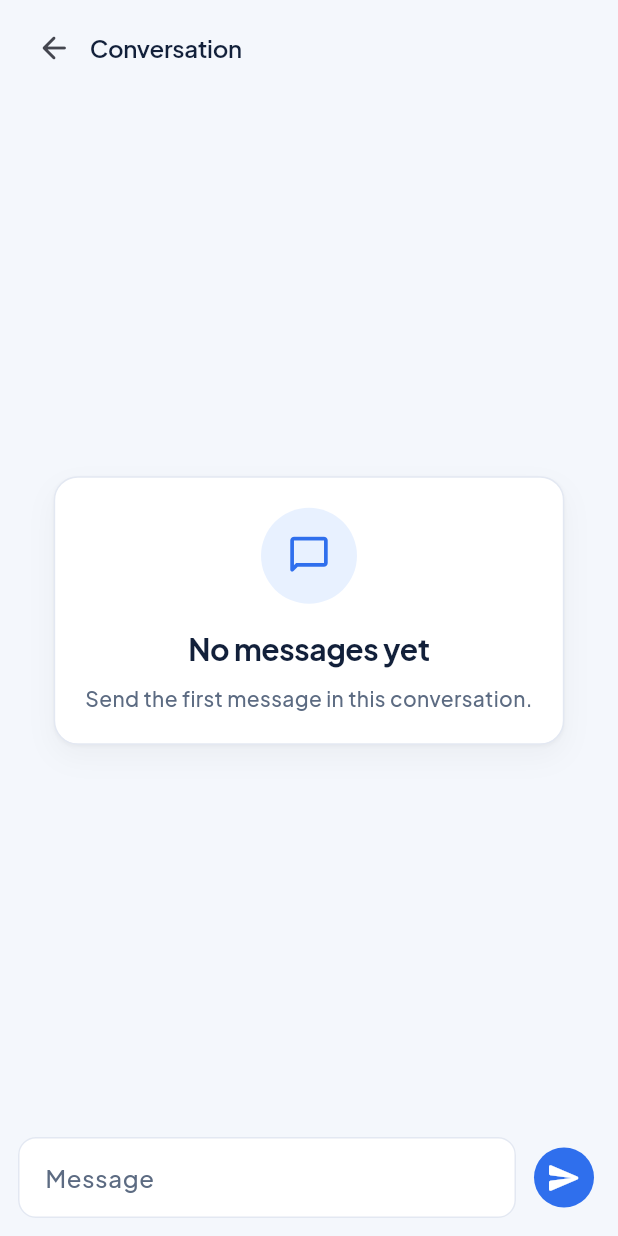
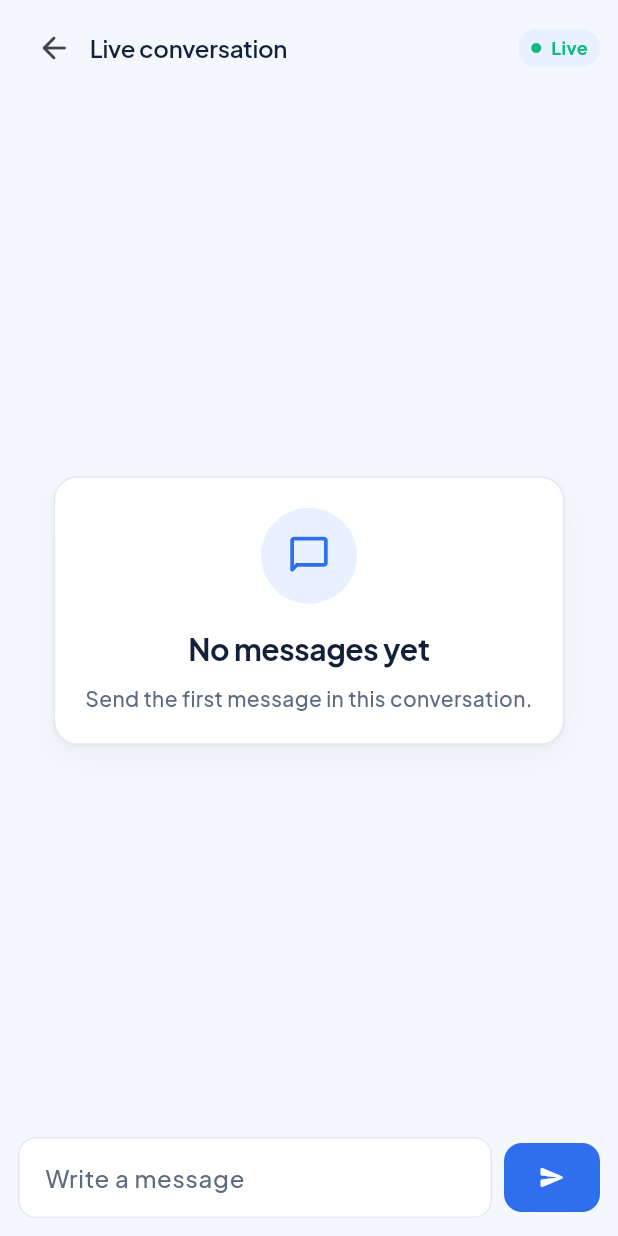
Before and after one commit to vidhisharma-rstopcoder/hospital-dashboard, a Flutter app: the ChatPage widget shown alone on an empty page, opened directly with empty values, on a phone screen of 412 x 824 dp. Run offline on Flutter 3.47's test engine with Material 3 defaults, Android fonts, the phone set to English and light mode, and no system bars; our stand-ins replace file_picker, fl_chart, flutter_riverpod, go_router, sembast, sembast_web and 2 more; missing offline and left inert: dart:js_interop; accounts and stored records are empty.

Commit message:
Keep Anil and Rahul signed in on separate tabs for live chat.
Web login is per tab, and open chats refresh right away so replies show on Vercel in the same browser.

```diff
--- /dev/null
+++ b/lib/features/auth/data/tab_session.dart
@@ -0,0 +1,12 @@
+import 'package:hospital_dashboard/features/auth/data/tab_session_io.dart'
+    if (dart.library.js_interop) 'package:hospital_dashboard/features/auth/data/tab_session_web.dart'
+    as impl;
+
+/// Per-tab sign-in on web (sessionStorage), SharedPreferences elsewhere.
+/// That lets Anil stay signed in in one browser tab while Rahul uses another.
+Future<String?> readTabSessionEmail() => impl.readTabSessionEmail();
+
+Future<void> writeTabSessionEmail(String email) =>
+    impl.writeTabSessionEmail(email);
+
+Future<void> clearTabSessionEmail() => impl.clearTabSessionEmail();
--- a/lib/features/chat/presentation/messages_page.dart
+++ b/lib/features/chat/presentation/messages_page.dart
@@ -7,6 +7,7 @@ import 'package:hospital_dashboard/features/auth/presentation/auth_controller.da
 import 'package:hospital_dashboard/features/clinic/data/clinic_store.dart';
 import 'package:hospital_dashboard/features/clinic/domain/clinic_models.dart';
 import 'package:hospital_dashboard/features/clinic/presentation/clinic_providers.dart';
+import 'package:hospital_dashboard/theme/app_colors.dart';
 import 'package:hospital_dashboard/theme/app_theme.dart';
 import 'package:intl/intl.dart';
 
@@ -24,7 +25,7 @@ class MessagesPage extends ConsumerWidget {
           const Text('Messages', style: AppType.title),
           const SizedBox(height: 6),
           const Text(
-            'Chat opens only for an assigned doctor and patient.',
+            'Open Anil in one tab and Rahul in another to see replies live. Chat only works after a doctor is assigned.',
             style: AppType.body,
           ),
           const SizedBox(height: 16),
@@ -213,7 +214,31 @@ class _ChatPageState extends ConsumerState<ChatPage> {
                 onPressed: () => context.go('/messages'),
                 icon: const Icon(Icons.arrow_back_rounded),
               ),
-              const Text('Conversation', style: AppType.section),
+              const Expanded(
+                child: Text('Live conversation', style: AppType.section),
+              ),
+              Container(
+                padding: const EdgeInsets.symmetric(horizontal: 8, vertical: 4),
+                decoration: BoxDecoration(
+                  color: AppColors.mint,
+                  borderRadius: BorderRadius.circular(999),
+                ),
+                child: const Row(
+                  mainAxisSize: MainAxisSize.min,
+                  children: [
+                    Icon(Icons.circle, size: 8, color: AppColors.discharged),
+                    SizedBox(width: 6),
+                    Text(
+                      'Live',
+                      style: TextStyle(
+                        color: AppColors.discharged,
+                        fontWeight: FontWeight.w700,
+                        fontSize: 12,
+                      ),
+                    ),
+                  ],
+                ),
+              ),
             ],
           ),
         ),
@@ -272,10 +297,20 @@ class _ChatPageState extends ConsumerState<ChatPage> {
                           padding: const EdgeInsets.all(12),
                           constraints: const BoxConstraints(maxWidth: 420),
                           decoration: BoxDecoration(
-                            color: mine
-                                ? const Color(0xFF111827)
-                                : Colors.white,
+                            color: mine ? AppColors.teal : Colors.white,
                             borderRadius: BorderRadius.circular(14),
+                            border: mine
+                                ? null
+                                : Border.all(color: AppColors.line),
+                            boxShadow: [
+                              BoxShadow(
+                                color: AppColors.teal.withValues(
+                                  alpha: mine ? 0.18 : 0.04,
+                                ),
+                                blurRadius: 10,
+                                offset: const Offset(0, 4),
+                              ),
+                            ],
                           ),
                           child: Column(
                             crossAxisAlignment: CrossAxisAlignment.end,
@@ -283,17 +318,20 @@ class _ChatPageState extends ConsumerState<ChatPage> {
                               Text(
                                 message.text,
                                 style: TextStyle(
-                                  color: mine ? Colors.white : Colors.black,
+                                  color: mine ? Colors.white : AppColors.ink,
+                                  fontWeight: FontWeight.w500,
+                                  height: 1.35,
                                 ),
                               ),
                               const SizedBox(height: 4),
                               Text(
-                                '${DateFormat('h:mm a').format(message.createdAt)} · ${message.deliveryStatus.name}',
+                                DateFormat('h:mm a').format(message.createdAt),
                                 style: TextStyle(
                                   color: mine
-                                      ? const Color(0xFFD1D5DB)
-                                      : const Color(0xFF6B7280),
+                                      ? Colors.white.withValues(alpha: 0.8)
+                                      : AppColors.muted,
                                   fontSize: 11,
+                                  fontWeight: FontWeight.w600,
                                 ),
                               ),
                             ],
@@ -322,14 +360,26 @@ class _ChatPageState extends ConsumerState<ChatPage> {
                     controller: _text,
                     minLines: 1,
                     maxLines: 4,
-                    decoration: const InputDecoration(hintText: 'Message'),
+                    textInputAction: TextInputAction.send,
+                    decoration: const InputDecoration(
+                      hintText: 'Write a message',
+                    ),
                     onSubmitted: (_) => _send(),
                   ),
                 ),
                 const SizedBox(width: 8),
-                IconButton.filled(
+                FilledButton(
                   onPressed: _sending ? null : _send,
-                  icon: const Icon(Icons.send_rounded),
+                  child: _sending
+                      ? const SizedBox(
+                          width: 18,
+                          height: 18,
+                          child: CircularProgressIndicator(
+                            strokeWidth: 2,
+                            color: Colors.white,
+                          ),
+                        )
+                      : const Icon(Icons.send_rounded),
                 ),
               ],
             ),
```
Also changed, not shown: lib/features/auth/data/tab_session_io.dart (added, +18 -0 lines), lib/features/auth/data/tab_session_web.dart (added, +17 -0 lines), lib/features/auth/presentation/auth_controller.dart (+9 -3 lines), lib/features/clinic/data/clinic_store.dart (+18 -2 lines), 1 other file.
